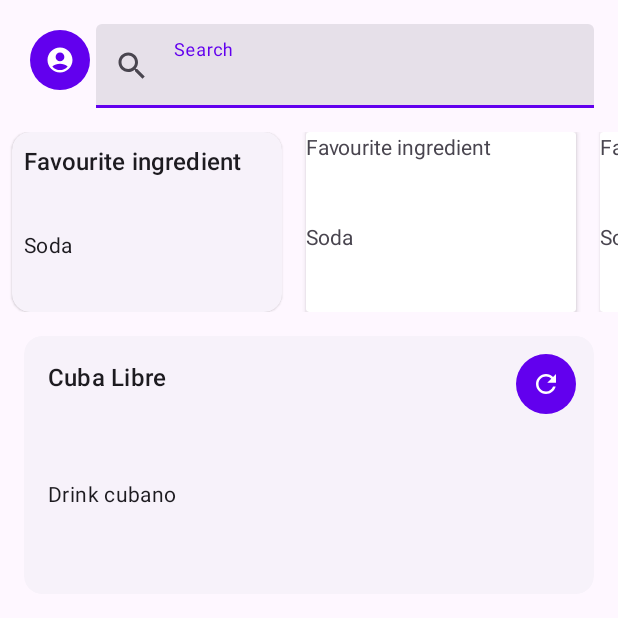
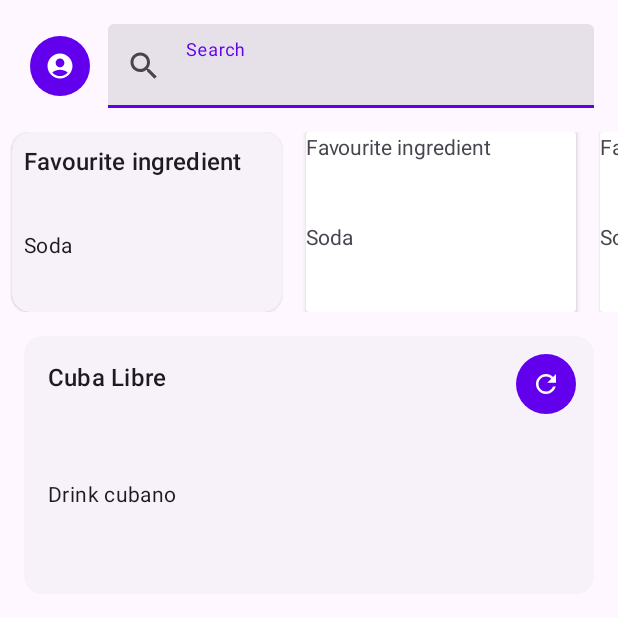
Before and after one commit to AndreaDAmicis22/WellDrinkAppAndroid, an Android app: the screen it shows after launch (MainActivity), on a phone screen of 412 x 824 dp, the top half of it. Run offline under Robolectric (Android 15) with nearby library versions, the phone set to English and light mode, and no system bars.

Commit message:
Sistemato errore search che non era allineata

```diff
--- a/app/src/main/res/layout/activity_main.xml
+++ b/app/src/main/res/layout/activity_main.xml
@@ -20,18 +20,24 @@
         android:orientation="vertical"
         app:layout_constraintGuide_end="16dp" />
 
+    <androidx.constraintlayout.widget.ConstraintLayout
+        android:id="@+id/home_lytTop"
+        android:layout_width="0dp"
+        android:layout_height="wrap_content"
+        android:layout_marginTop="16dp"
+        app:layout_constraintEnd_toEndOf="@id/home_gdlEnd"
+        app:layout_constraintStart_toStartOf="@id/home_gdlBegin"
+        app:layout_constraintTop_toTopOf="parent">
+
         <Button
             android:id="@+id/home_btnProfile"
             style="?attr/materialIconButtonFilledStyle"
             android:layout_width="wrap_content"
             android:layout_height="wrap_content"
-        android:layout_marginTop="16dp"
             android:contentDescription="@string/home_btnProfile"
             app:icon="@drawable/ic_baseline_account_circle_24"
-        app:layout_constraintEnd_toStartOf="@+id/research_inpSearch"
-        app:layout_constraintHorizontal_bias="0.5"
-        app:layout_constraintHorizontal_chainStyle="spread"
-        app:layout_constraintStart_toStartOf="@id/home_gdlBegin"
+            app:layout_constraintBottom_toBottomOf="parent"
+            app:layout_constraintStart_toStartOf="parent"
             app:layout_constraintTop_toTopOf="parent"
             tools:ignore="DuplicateSpeakableTextCheck" />
 
@@ -40,9 +46,9 @@
             style="?attr/textInputFilledStyle"
             android:layout_width="0dp"
             android:layout_height="wrap_content"
-        android:layout_marginTop="16dp"
-        app:layout_constraintEnd_toEndOf="@id/home_gdlEnd"
-        app:layout_constraintHorizontal_bias="0.5"
+            android:layout_marginStart="8dp"
+            app:layout_constraintBottom_toBottomOf="parent"
+            app:layout_constraintEnd_toEndOf="parent"
             app:layout_constraintStart_toEndOf="@+id/home_btnProfile"
             app:layout_constraintTop_toTopOf="parent"
             app:startIconDrawable="@drawable/ic_baseline_search_24">
@@ -54,6 +60,7 @@
 
 
         </com.google.android.material.textfield.TextInputLayout>
+    </androidx.constraintlayout.widget.ConstraintLayout>
 
     <HorizontalScrollView
         android:id="@+id/home_scvFavorite"
@@ -63,7 +70,7 @@
         android:scrollbars="none"
         app:layout_constraintEnd_toEndOf="parent"
         app:layout_constraintStart_toStartOf="parent"
-        app:layout_constraintTop_toBottomOf="@+id/research_inpSearch">
+        app:layout_constraintTop_toBottomOf="@id/home_lytTop">
 
         <LinearLayout
             android:layout_width="wrap_content"
```
Lines whose indentation alone changed are shown as unchanged.
